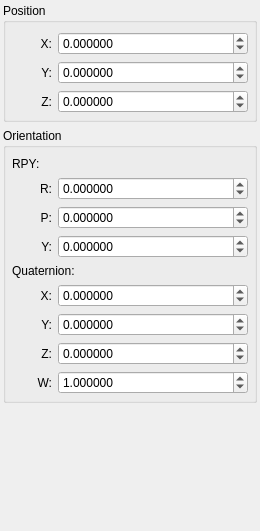
Old version of the form common/include/tesseract_qt/common/widgets/cartesian_editor_widget.ui in the repository tesseract-robotics/tesseract_qt.
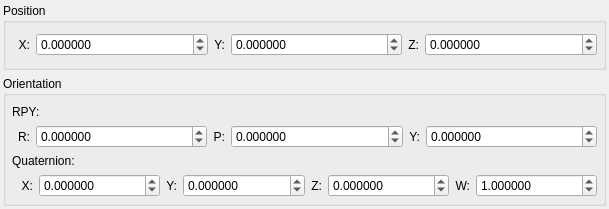
New version of the form.

```diff
--- a/common/include/tesseract_qt/common/widgets/cartesian_editor_widget.ui
+++ b/common/include/tesseract_qt/common/widgets/cartesian_editor_widget.ui
@@ -6,8 +6,8 @@
    <rect>
     <x>0</x>
     <y>0</y>
-    <width>260</width>
-    <height>531</height>
+    <width>609</width>
+    <height>209</height>
    </rect>
   </property>
   <property name="sizePolicy">
@@ -37,44 +37,72 @@
    </property>
    <item>
     <widget class="QGroupBox" name="position_group">
+     <property name="sizePolicy">
+      <sizepolicy hsizetype="Expanding" vsizetype="Expanding">
+       <horstretch>0</horstretch>
+       <verstretch>0</verstretch>
+      </sizepolicy>
+     </property>
      <property name="title">
       <string>Position</string>
      </property>
-     <layout class="QFormLayout" name="formLayout_3">
+     <layout class="QGridLayout" name="gridLayout" columnstretch="0,1,0,1,0,1">
+      <property name="sizeConstraint">
+       <enum>QLayout::SetNoConstraint</enum>
+      </property>
       <property name="leftMargin">
-       <number>6</number>
+       <number>12</number>
       </property>
       <property name="topMargin">
-       <number>9</number>
+       <number>0</number>
       </property>
       <property name="rightMargin">
        <number>6</number>
       </property>
       <property name="bottomMargin">
+       <number>0</number>
+      </property>
+      <item row="0" column="5">
+       <widget class="QDoubleSpinBox" name="z_value">
+        <property name="sizePolicy">
+         <sizepolicy hsizetype="Expanding" vsizetype="Fixed">
+          <horstretch>1</horstretch>
+          <verstretch>0</verstretch>
+         </sizepolicy>
+        </property>
+        <property name="wrapping">
+         <bool>true</bool>
+        </property>
+        <property name="decimals">
        <number>6</number>
       </property>
-      <item row="0" column="0">
-       <widget class="QLabel" name="x_label">
+        <property name="minimum">
+         <double>-100.000000000000000</double>
+        </property>
+        <property name="maximum">
+         <double>100.000000000000000</double>
+        </property>
+        <property name="singleStep">
+         <double>0.001000000000000</double>
+        </property>
+       </widget>
+      </item>
+      <item row="0" column="4">
+       <widget class="QLabel" name="z_label">
         <property name="sizePolicy">
-         <sizepolicy hsizetype="Preferred" vsizetype="Preferred">
+         <sizepolicy hsizetype="Expanding" vsizetype="Preferred">
           <horstretch>0</horstretch>
           <verstretch>0</verstretch>
          </sizepolicy>
         </property>
         <property name="minimumSize">
          <size>
-          <width>40</width>
+          <width>0</width>
           <height>0</height>
          </size>
         </property>
-        <property name="maximumSize">
-         <size>
-          <width>16777215</width>
-          <height>16777215</height>
-         </size>
-        </property>
         <property name="text">
-         <string>X:</string>
+         <string>Z:</string>
         </property>
         <property name="alignment">
          <set>Qt::AlignRight|Qt::AlignTrailing|Qt::AlignVCenter</set>
@@ -84,30 +112,39 @@
       <item row="0" column="1">
        <widget class="QDoubleSpinBox" name="x_value">
         <property name="sizePolicy">
-         <sizepolicy hsizetype="Minimum" vsizetype="Fixed">
+         <sizepolicy hsizetype="Expanding" vsizetype="Fixed">
           <horstretch>1</horstretch>
           <verstretch>0</verstretch>
          </sizepolicy>
         </property>
+        <property name="wrapping">
+         <bool>true</bool>
+        </property>
         <property name="decimals">
          <number>6</number>
         </property>
         <property name="minimum">
-         <double>-16777215.000000000000000</double>
+         <double>-100.000000000000000</double>
         </property>
         <property name="maximum">
-         <double>16777215.000000000000000</double>
+         <double>100.000000000000000</double>
         </property>
         <property name="singleStep">
          <double>0.001000000000000</double>
         </property>
        </widget>
       </item>
-      <item row="1" column="0">
+      <item row="0" column="2">
        <widget class="QLabel" name="y_label">
+        <property name="sizePolicy">
+         <sizepolicy hsizetype="Expanding" vsizetype="Preferred">
+          <horstretch>0</horstretch>
+          <verstretch>0</verstretch>
+         </sizepolicy>
+        </property>
         <property name="minimumSize">
          <size>
-          <width>40</width>
+          <width>0</width>
           <height>0</height>
          </size>
         </property>
@@ -125,75 +162,74 @@
         </property>
        </widget>
       </item>
-      <item row="1" column="1">
+      <item row="0" column="3">
        <widget class="QDoubleSpinBox" name="y_value">
         <property name="sizePolicy">
-         <sizepolicy hsizetype="Minimum" vsizetype="Fixed">
+         <sizepolicy hsizetype="Expanding" vsizetype="Fixed">
           <horstretch>1</horstretch>
           <verstretch>0</verstretch>
          </sizepolicy>
         </property>
+        <property name="wrapping">
+         <bool>true</bool>
+        </property>
         <property name="decimals">
          <number>6</number>
         </property>
         <property name="minimum">
-         <double>-16777215.000000000000000</double>
+         <double>-100.000000000000000</double>
         </property>
         <property name="maximum">
-         <double>16777215.000000000000000</double>
+         <double>100.000000000000000</double>
         </property>
         <property name="singleStep">
          <double>0.001000000000000</double>
         </property>
        </widget>
       </item>
-      <item row="2" column="0">
-       <widget class="QLabel" name="z_label">
+      <item row="0" column="0">
+       <widget class="QLabel" name="x_label">
+        <property name="sizePolicy">
+         <sizepolicy hsizetype="Expanding" vsizetype="Preferred">
+          <horstretch>0</horstretch>
+          <verstretch>0</verstretch>
+         </sizepolicy>
+        </property>
         <property name="minimumSize">
          <size>
-          <width>40</width>
+          <width>0</width>
           <height>0</height>
          </size>
         </property>
+        <property name="maximumSize">
+         <size>
+          <width>16777215</width>
+          <height>16777215</height>
+         </size>
+        </property>
         <property name="text">
-         <string>Z:</string>
+         <string>X:</string>
         </property>
         <property name="alignment">
          <set>Qt::AlignRight|Qt::AlignTrailing|Qt::AlignVCenter</set>
         </property>
        </widget>
       </item>
-      <item row="2" column="1">
-       <widget class="QDoubleSpinBox" name="z_value">
-        <property name="sizePolicy">
-         <sizepolicy hsizetype="Minimum" vsizetype="Fixed">
-          <horstretch>1</horstretch>
-          <verstretch>0</verstretch>
-         </sizepolicy>
-        </property>
-        <property name="decimals">
-         <number>6</number>
-        </property>
-        <property name="minimum">
-         <double>-16777215.000000000000000</double>
-        </property>
-        <property name="maximum">
-         <double>16777215.000000000000000</double>
-        </property>
-        <property name="singleStep">
-         <double>0.001000000000000</double>
-        </property>
-       </widget>
-      </item>
      </layout>
     </widget>
    </item>
    <item>
     <widget class="QGroupBox" name="orientation_group">
+     <property name="sizePolicy">
+      <sizepolicy hsizetype="Expanding" vsizetype="Expanding">
+       <horstretch>0</horstretch>
+       <verstretch>0</verstretch>
+      </sizepolicy>
+     </property>
      <property name="title">
       <string>Orientation</string>
      </property>
-     <layout class="QFormLayout" name="formLayout_2">
+     <layout class="QVBoxLayout" name="verticalLayout_2">
       <property name="leftMargin">
        <number>6</number>
       </property>
@@ -206,18 +242,39 @@
       <property name="bottomMargin">
        <number>6</number>
       </property>
-      <item row="0" column="0" colspan="2">
-       <widget class="QLabel" name="label_2">
+      <item>
+       <widget class="QLabel" name="label">
         <property name="text">
          <string>RPY:</string>
         </property>
        </widget>
       </item>
-      <item row="1" column="0">
+      <item>
+       <widget class="QFrame" name="frame">
+        <property name="frameShape">
+         <enum>QFrame::NoFrame</enum>
+        </property>
+        <property name="frameShadow">
+         <enum>QFrame::Raised</enum>
+        </property>
+        <layout class="QHBoxLayout" name="horizontalLayout_3" stretch="0,1,0,1,0,1">
+         <property name="leftMargin">
+          <number>6</number>
+         </property>
+         <property name="topMargin">
+          <number>0</number>
+         </property>
+         <property name="rightMargin">
+          <number>0</number>
+         </property>
+         <property name="bottomMargin">
+          <number>0</number>
+         </property>
+         <item>
        <widget class="QLabel" name="roll_label">
         <property name="minimumSize">
          <size>
-          <width>40</width>
+             <width>0</width>
           <height>0</height>
          </size>
         </property>
@@ -229,33 +286,36 @@
         </property>
        </widget>
       </item>
-      <item row="1" column="1">
+         <item>
        <widget class="QDoubleSpinBox" name="roll_value">
         <property name="sizePolicy">
          <sizepolicy hsizetype="Minimum" vsizetype="Fixed">
-          <horstretch>0</horstretch>
+             <horstretch>1</horstretch>
           <verstretch>0</verstretch>
          </sizepolicy>
         </property>
+           <property name="wrapping">
+            <bool>true</bool>
+           </property>
         <property name="decimals">
          <number>6</number>
         </property>
         <property name="minimum">
-         <double>-16777215.000000000000000</double>
+            <double>-3.141593000000000</double>
         </property>
         <property name="maximum">
-         <double>16777215.000000000000000</double>
+            <double>3.141593000000000</double>
         </property>
         <property name="singleStep">
          <double>0.001000000000000</double>
         </property>
        </widget>
       </item>
-      <item row="2" column="0">
+         <item>
        <widget class="QLabel" name="pitch_label">
         <property name="minimumSize">
          <size>
-          <width>40</width>
+             <width>0</width>
           <height>0</height>
          </size>
         </property>
@@ -267,33 +327,36 @@
         </property>
        </widget>
       </item>
-      <item row="2" column="1">
+         <item>
        <widget class="QDoubleSpinBox" name="pitch_value">
         <property name="sizePolicy">
-         <sizepolicy hsizetype="Minimum" vsizetype="Fixed">
-          <horstretch>0</horstretch>
+            <sizepolicy hsizetype="Expanding" vsizetype="Fixed">
+             <horstretch>1</horstretch>
           <verstretch>0</verstretch>
          </sizepolicy>
         </property>
+           <property name="wrapping">
+            <bool>true</bool>
+           </property>
         <property name="decimals">
          <number>6</number>
         </property>
         <property name="minimum">
-         <double>-16777215.000000000000000</double>
+            <double>-1.570796000000000</double>
         </property>
         <property name="maximum">
-         <double>16777215.000000000000000</double>
+            <double>1.570796000000000</double>
         </property>
         <property name="singleStep">
          <double>0.001000000000000</double>
         </property>
        </widget>
       </item>
-      <item row="3" column="0">
+         <item>
        <widget class="QLabel" name="yaw_label">
         <property name="minimumSize">
          <size>
-          <width>40</width>
+             <width>0</width>
           <height>0</height>
          </size>
         </property>
@@ -305,46 +368,64 @@
         </property>
        </widget>
       </item>
-      <item row="3" column="1">
+         <item>
        <widget class="QDoubleSpinBox" name="yaw_value">
         <property name="sizePolicy">
          <sizepolicy hsizetype="Minimum" vsizetype="Fixed">
-          <horstretch>0</horstretch>
+             <horstretch>1</horstretch>
           <verstretch>0</verstretch>
          </sizepolicy>
         </property>
+           <property name="wrapping">
+            <bool>true</bool>
+           </property>
         <property name="decimals">
          <number>6</number>
         </property>
         <property name="minimum">
-         <double>-16777215.000000000000000</double>
+            <double>-3.141593000000000</double>
         </property>
         <property name="maximum">
-         <double>16777215.000000000000000</double>
+            <double>3.141593000000000</double>
         </property>
         <property name="singleStep">
          <double>0.001000000000000</double>
         </property>
        </widget>
       </item>
-      <item row="4" column="0" colspan="2">
-       <widget class="QLabel" name="label">
-        <property name="sizePolicy">
-         <sizepolicy hsizetype="Preferred" vsizetype="Preferred">
-          <horstretch>2</horstretch>
-          <verstretch>0</verstretch>
-         </sizepolicy>
-        </property>
+        </layout>
+       </widget>
+      </item>
+      <item>
+       <widget class="QLabel" name="label_2">
         <property name="text">
          <string>Quaternion:</string>
         </property>
        </widget>
       </item>
-      <item row="5" column="0">
+      <item>
+       <widget class="QFrame" name="frame_2">
+        <property name="frameShape">
+         <enum>QFrame::NoFrame</enum>
+        </property>
+        <property name="frameShadow">
+         <enum>QFrame::Raised</enum>
+        </property>
+        <layout class="QHBoxLayout" name="horizontalLayout" stretch="0,1,0,1,0,1,0,1">
+         <property name="topMargin">
+          <number>0</number>
+         </property>
+         <property name="rightMargin">
+          <number>0</number>
+         </property>
+         <property name="bottomMargin">
+          <number>0</number>
+         </property>
+         <item>
        <widget class="QLabel" name="qx_label">
         <property name="minimumSize">
          <size>
-          <width>40</width>
+             <width>0</width>
           <height>0</height>
          </size>
         </property>
@@ -356,33 +437,36 @@
         </property>
        </widget>
       </item>
-      <item row="5" column="1">
+         <item>
        <widget class="QDoubleSpinBox" name="qx_value">
         <property name="sizePolicy">
          <sizepolicy hsizetype="Minimum" vsizetype="Fixed">
-          <horstretch>0</horstretch>
+             <horstretch>1</horstretch>
           <verstretch>0</verstretch>
          </sizepolicy>
         </property>
+           <property name="wrapping">
+            <bool>true</bool>
+           </property>
         <property name="decimals">
          <number>6</number>
         </property>
         <property name="minimum">
-         <double>-16777215.000000000000000</double>
+            <double>-1.000000000000000</double>
         </property>
         <property name="maximum">
-         <double>16777215.000000000000000</double>
+            <double>1.000000000000000</double>
         </property>
         <property name="singleStep">
          <double>0.001000000000000</double>
         </property>
        </widget>
       </item>
-      <item row="6" column="0">
+         <item>
        <widget class="QLabel" name="qy_label">
         <property name="minimumSize">
          <size>
-          <width>40</width>
+             <width>0</width>
           <height>0</height>
          </size>
         </property>
@@ -394,33 +478,36 @@
         </property>
        </widget>
       </item>
-      <item row="6" column="1">
+         <item>
        <widget class="QDoubleSpinBox" name="qy_value">
         <property name="sizePolicy">
          <sizepolicy hsizetype="Minimum" vsizetype="Fixed">
-          <horstretch>0</horstretch>
+             <horstretch>1</horstretch>
           <verstretch>0</verstretch>
          </sizepolicy>
         </property>
+           <property name="wrapping">
+            <bool>true</bool>
+           </property>
         <property name="decimals">
          <number>6</number>
         </property>
         <property name="minimum">
-         <double>-16777215.000000000000000</double>
+            <double>-1.000000000000000</double>
         </property>
         <property name="maximum">
-         <double>16777215.000000000000000</double>
+            <double>1.000000000000000</double>
         </property>
         <property name="singleStep">
          <double>0.001000000000000</double>
         </property>
        </widget>
       </item>
-      <item row="7" column="0">
+         <item>
        <widget class="QLabel" name="qz_label">
         <property name="minimumSize">
          <size>
-          <width>40</width>
+             <width>0</width>
           <height>0</height>
          </size>
         </property>
@@ -432,33 +519,36 @@
         </property>
        </widget>
       </item>
-      <item row="7" column="1">
+         <item>
        <widget class="QDoubleSpinBox" name="qz_value">
         <property name="sizePolicy">
          <sizepolicy hsizetype="Minimum" vsizetype="Fixed">
-          <horstretch>0</horstretch>
+             <horstretch>1</horstretch>
           <verstretch>0</verstretch>
          </sizepolicy>
         </property>
+           <property name="wrapping">
+            <bool>true</bool>
+           </property>
         <property name="decimals">
          <number>6</number>
         </property>
         <property name="minimum">
-         <double>-16777215.000000000000000</double>
+            <double>-1.000000000000000</double>
         </property>
         <property name="maximum">
-         <double>16777215.000000000000000</double>
+            <double>1.000000000000000</double>
         </property>
         <property name="singleStep">
          <double>0.001000000000000</double>
         </property>
        </widget>
       </item>
-      <item row="8" column="0">
+         <item>
        <widget class="QLabel" name="qw_label">
         <property name="minimumSize">
          <size>
-          <width>40</width>
+             <width>0</width>
           <height>0</height>
          </size>
         </property>
@@ -470,22 +560,25 @@
         </property>
        </widget>
       </item>
-      <item row="8" column="1">
+         <item>
        <widget class="QDoubleSpinBox" name="qw_value">
         <property name="sizePolicy">
          <sizepolicy hsizetype="Minimum" vsizetype="Fixed">
-          <horstretch>0</horstretch>
+             <horstretch>1</horstretch>
           <verstretch>0</verstretch>
          </sizepolicy>
         </property>
+           <property name="wrapping">
+            <bool>true</bool>
+           </property>
         <property name="decimals">
          <number>6</number>
         </property>
         <property name="minimum">
-         <double>-16777215.000000000000000</double>
+            <double>-1.000000000000000</double>
         </property>
         <property name="maximum">
-         <double>16777215.000000000000000</double>
+            <double>1.000000000000000</double>
         </property>
         <property name="singleStep">
          <double>0.001000000000000</double>
@@ -498,18 +591,8 @@
      </layout>
     </widget>
    </item>
-   <item>
-    <spacer name="verticalSpacer">
-     <property name="orientation">
-      <enum>Qt::Vertical</enum>
-     </property>
-     <property name="sizeHint" stdset="0">
-      <size>
-       <width>20</width>
-       <height>40</height>
-      </size>
-     </property>
-    </spacer>
+     </layout>
+    </widget>
    </item>
   </layout>
  </widget>
```
Lines whose indentation alone changed are shown as unchanged.
